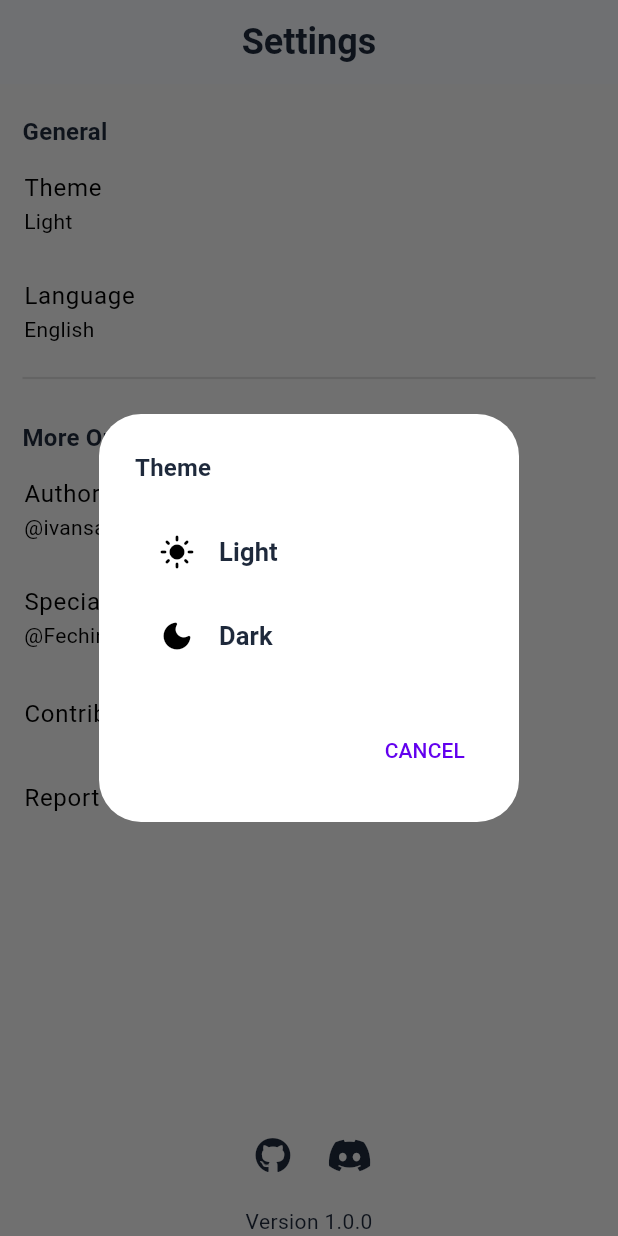
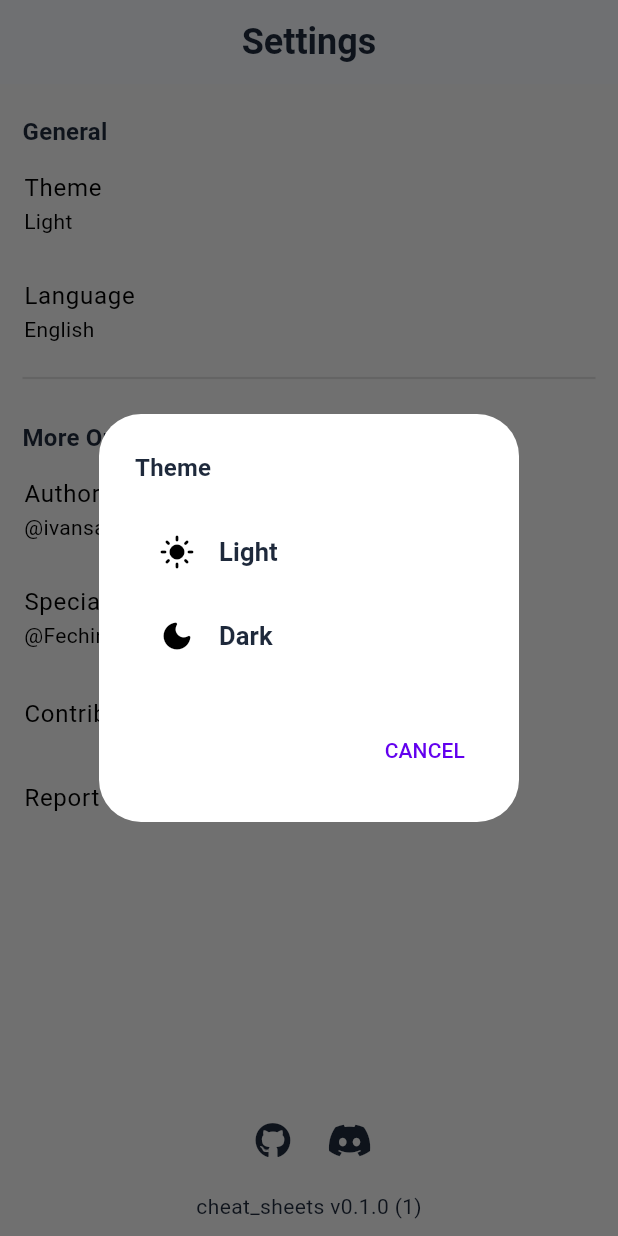
Before and after one commit to ivansaul/cheat-sheets, a Flutter app: the SettingsScreen screen opened by its route, after a tap on "Theme", on a phone screen of 412 x 824 dp. Run offline on Flutter 3.47's test engine with Material 3 defaults, Android fonts, the phone set to English and light mode, and no system bars; our stand-ins replace flutter_cache_manager, flutter_highlight, flutter_riverpod, flutter_svg, font_awesome_flutter, gap and 5 more; missing offline and left inert: markdown_widget; generated files the repository leaves out were written again.

```diff
--- a/lib/features/settings/settings_screen.dart
+++ b/lib/features/settings/settings_screen.dart
@@ -1,5 +1,6 @@
 import 'package:cheat_sheets/config/theme/theme_provider.dart';
 import 'package:cheat_sheets/shared/constants/constants.dart';
+import 'package:cheat_sheets/shared/providers/app_info_provider.dart';
 import 'package:cheat_sheets/shared/utils/open_link.dart';
 import 'package:flutter/material.dart';
 import 'package:flutter_riverpod/flutter_riverpod.dart';
@@ -13,6 +14,7 @@ class SettingsScreen extends ConsumerWidget {
   @override
   Widget build(BuildContext context, WidgetRef ref) {
     final isDarkMode = ref.watch(isDarkModeProvider);
+    final appInfoAsync = ref.watch(appInfoProvider);
     return Scaffold(
       appBar: AppBar(
         title: const Text('Settings'),
@@ -94,9 +96,16 @@ class SettingsScreen extends ConsumerWidget {
               ),
             ),
             const Gap(10),
-            const Align(
-              child: Text('Version 1.0.0'),
+            Align(
+              child: Text(
+                appInfoAsync.when(
+                  data: (state) => '${state.appName} v${state.version} (${state.buildNumber})',
+                  error: (_, __) => 'loading',
+                  loading: () => 'loading',
+                ),
+              ),
             ),
+            const Gap(10),
           ],
         ),
       ),
--- a/lib/main.dart
+++ b/lib/main.dart
@@ -5,7 +5,10 @@ import 'package:cheat_sheets/config/theme/theme_provider.dart';
 import 'package:flutter/material.dart';
 import 'package:flutter_riverpod/flutter_riverpod.dart';
 
-void main() => runApp(const ProviderScope(child: MyApp()));
+void main() {
+  WidgetsFlutterBinding.ensureInitialized();
+  runApp(const ProviderScope(child: MyApp()));
+}
 
 class MyApp extends ConsumerWidget {
   const MyApp({super.key});
--- /dev/null
+++ b/lib/shared/providers/app_info_provider.dart
@@ -0,0 +1,35 @@
+// ignore_for_file: public_member_api_docs, sort_constructors_first
+import 'package:package_info_plus/package_info_plus.dart';
+import 'package:riverpod_annotation/riverpod_annotation.dart';
+
+part 'app_info_provider.g.dart';
+
+@Riverpod(keepAlive: true)
+class AppInfo extends _$AppInfo {
+  late PackageInfo _packageInfo;
+
+  @override
+  Future<AppInfoState> build() async {
+    _packageInfo = await PackageInfo.fromPlatform();
+    return AppInfoState(
+      appName: _packageInfo.appName,
+      packageName: _packageInfo.packageName,
+      version: _packageInfo.version,
+      buildNumber: _packageInfo.buildNumber,
+    );
+  }
+}
+
+class AppInfoState {
+  final String appName;
+  final String packageName;
+  final String version;
+  final String buildNumber;
+
+  AppInfoState({
+    required this.appName,
+    required this.packageName,
+    required this.version,
+    required this.buildNumber,
+  });
+}
--- a/pubspec.yaml
+++ b/pubspec.yaml
@@ -43,6 +43,7 @@ dependencies:
   json_annotation: ^4.8.1
   json_serializable: ^6.7.1
   markdown_widget: ^2.3.1
+  package_info_plus: ^5.0.1
   riverpod_annotation: ^2.3.3
   url_launcher: ^6.2.2
 
```
Also changed, not shown: pubspec.lock, 1 other file.
